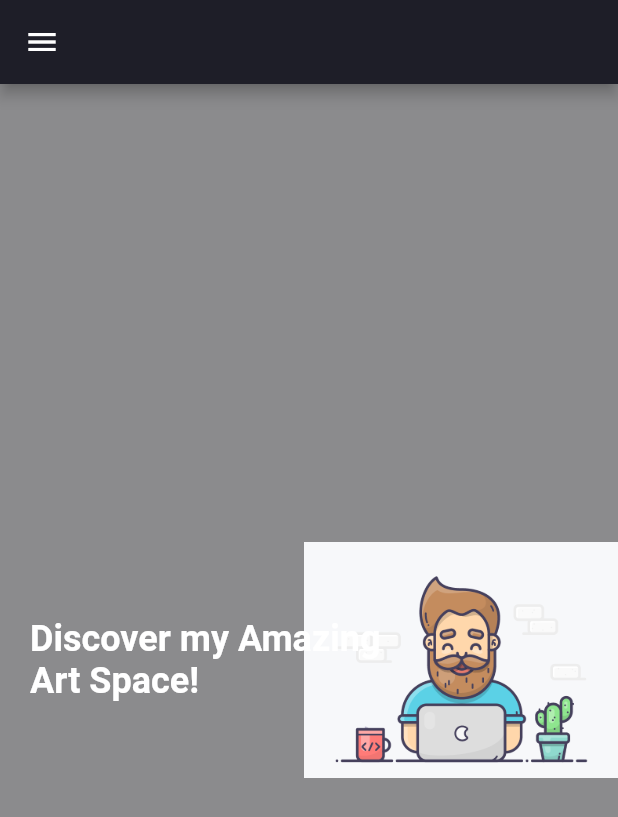
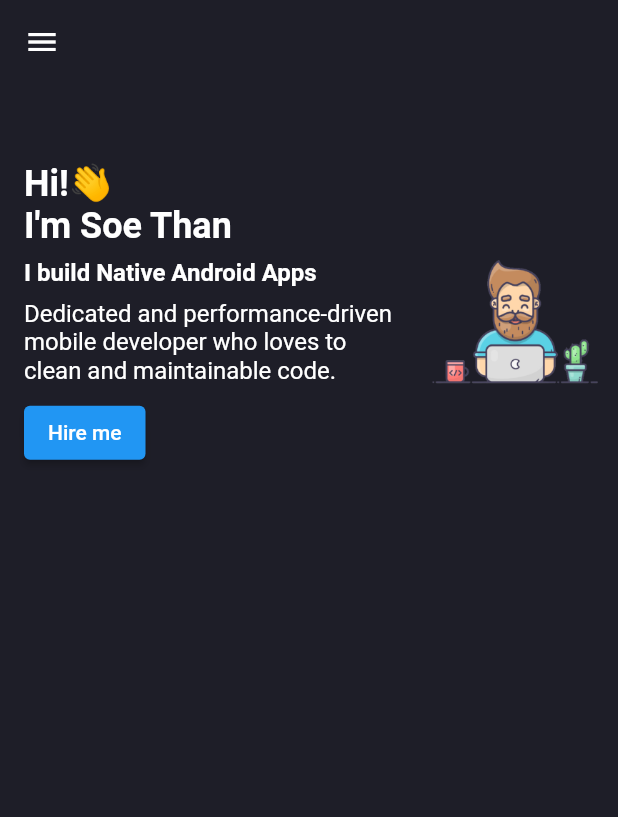
Before and after one commit to soethan98/Responsive-Portfolio, a Flutter app: the screen it shows after launch, on a phone screen of 412 x 824 dp. Shown: the top 817 px of the screen. Run offline on Flutter 3.47's test engine with Material 2 defaults, Android fonts, the phone set to English and light mode, and no system bars; drawn by our look-alikes of animated_text_kit.

Commit message:
Home banner view finished

```diff
--- a/lib/main.dart
+++ b/lib/main.dart
@@ -14,7 +14,7 @@ class MyApp extends StatelessWidget {
       debugShowCheckedModeBanner: false,
       theme: ThemeData.dark().copyWith(
         primaryColor: primaryColor,
-        scaffoldBackgroundColor: bodyTextColor,
+        scaffoldBackgroundColor: bgColor,
         canvasColor: bgColor,
       ),
       home: HomeScreen(),
--- a/lib/responsive.dart
+++ b/lib/responsive.dart
@@ -29,6 +29,7 @@ class Responsive extends StatelessWidget {
   @override
   Widget build(BuildContext context) {
     return LayoutBuilder(builder: (context, constraints) {
+      debugPrint(constraints.maxWidth.toString());
       if (constraints.maxWidth >= 1024) {
         return desktop;
       } else if (constraints.maxWidth >= 700 && tablet != null) {
--- a/lib/screens/home/components/home_banner.dart
+++ b/lib/screens/home/components/home_banner.dart
@@ -1,3 +1,4 @@
+import 'package:animated_text_kit/animated_text_kit.dart';
 import 'package:flutter/material.dart';
 import 'package:portfolio_website/responsive.dart';
 
@@ -7,34 +8,84 @@ class HomeBanner extends StatelessWidget {
   @override
   Widget build(BuildContext context) {
     return AspectRatio(
-      aspectRatio: Responsive.isMobile(context) ? 2.5 : 3,
-      child: Stack(
-        fit: StackFit.expand,
+      aspectRatio: Responsive.isMobile(context) || Responsive.isMobileLarge(context) ? 4/3  : 3 ,
+      child: Row(
+        crossAxisAlignment: CrossAxisAlignment.center,
+        mainAxisSize: MainAxisSize.min,
         children: [
-          Image.asset(
-            "assets/images/programmer.gif",
-            alignment: Alignment.centerRight,
-          ),
-          Column(
+          Expanded(
+              flex: 2,
+              child: Padding(
+                padding: const EdgeInsets.only(left: 16,right: 8),
+                child: Column(
+                  mainAxisAlignment: MainAxisAlignment.center,
                   crossAxisAlignment: CrossAxisAlignment.start,
-            mainAxisAlignment: MainAxisAlignment.center,
                   children: [
                     Text(
-                "Discover my Amazing \nArt Space!",
-                style: Responsive.isDesktop(context)
-                    ? Theme.of(context).textTheme.headline3?.copyWith(
-                          fontWeight: FontWeight.bold,
-                          color: Colors.white,
-                        )
-                    : Theme.of(context).textTheme.headline5?.copyWith(
+                      "Hi!👋 \nI'm Soe Than",
+                      style: Theme.of(context).textTheme.headline5?.copyWith(
                             fontWeight: FontWeight.bold,
                             color: Colors.white,
                           ),
                     ),
+                    const SizedBox(
+                      height: 8,
+                    ),
+                    MyBuildAnimatedText(),
+                    const SizedBox(
+                      height: 8,
+                    ),
+                    Text(
+                      "Dedicated and performance-driven mobile developer who loves to clean and maintainable code.",
+                      style: Theme.of(context).textTheme.subtitle1?.copyWith(
+                            color: Colors.white,
+                          ),
+                    ),
+                    const SizedBox(
+                      height: 8,
+                    ),
+                    ElevatedButton(
+                        onPressed: () {}, child: const Text('Hire me'))
                   ],
-          )
+                ),
+              )),
+          Expanded(flex: 1, child: Image.asset('assets/images/programmer.png'))
         ],
       ),
     );
   }
 }
+
+class MyBuildAnimatedText extends StatelessWidget {
+  const MyBuildAnimatedText({Key? key}) : super(key: key);
+
+  @override
+  Widget build(BuildContext context) {
+    return DefaultTextStyle(
+      style: Theme.of(context).textTheme.subtitle1!.copyWith(fontWeight: FontWeight.bold),
+      child: Row(
+        children: [const Text("I build "), AnimatedText()],
+      ),
+    );
+  }
+}
+
+class AnimatedText extends StatelessWidget {
+  const AnimatedText({Key? key}) : super(key: key);
+
+  @override
+  Widget build(BuildContext context) {
+    return AnimatedTextKit(
+      animatedTexts: [
+        TyperAnimatedText(
+          'Native Android Apps',
+          speed: Duration(milliseconds: 60),
+        ),
+        TyperAnimatedText(
+          'Flutter Apps',
+          speed: Duration(milliseconds: 60),
+        )
+      ],
+    );
+  }
+}
--- a/lib/screens/main/main_screen.dart
+++ b/lib/screens/main/main_screen.dart
@@ -13,6 +13,7 @@ class MainScreen extends StatelessWidget {
       appBar: Responsive.isDesktop(context)
           ? null
           : AppBar(
+            elevation: 0,
               backgroundColor: bgColor,
               leading: Builder(
                   builder: (context) => IconButton(
@@ -20,14 +21,13 @@ class MainScreen extends StatelessWidget {
                       icon: const Icon(Icons.menu))),
             ),
       drawer: SideDrawer(),
-      body: Center(
-        child: Container(
+      body: Container(
         constraints: const BoxConstraints(maxWidth: maxWidth),
         child: Row(
           crossAxisAlignment: CrossAxisAlignment.start,
           mainAxisAlignment: MainAxisAlignment.start,
           children: [
-              if (Responsive.isDesktop(context))
+            if (Responsive.isDesktop(context)) ...[
               Expanded(
                   flex: 2,
                   child: Container(
@@ -36,20 +36,18 @@ class MainScreen extends StatelessWidget {
               const SizedBox(
                 width: defaultPadding,
               ),
+            ],
             Expanded(
               flex: 7,
               child: SingleChildScrollView(
                 child: Column(
-                    children: [
-                      ...children
-                    ],
+                  children: [...children],
                 ),
               ),
             )
           ],
         ),
       ),
-      ),
     );
   }
 }
--- a/pubspec.yaml
+++ b/pubspec.yaml
@@ -29,6 +29,9 @@ environment:
 dependencies:
   flutter:
     sdk: flutter
+  animated_text_kit: ^4.2.1
+  flutter_svg: ^0.22.0
+  google_fonts: ^2.1.0
 
 
   # The following adds the Cupertino Icons font to your application.
```
Also changed, not shown: assets/images/programmer.gif (deleted), assets/images/programmer.png (added), pubspec.lock, 3 other files. Lines whose indentation alone changed are shown as unchanged.
